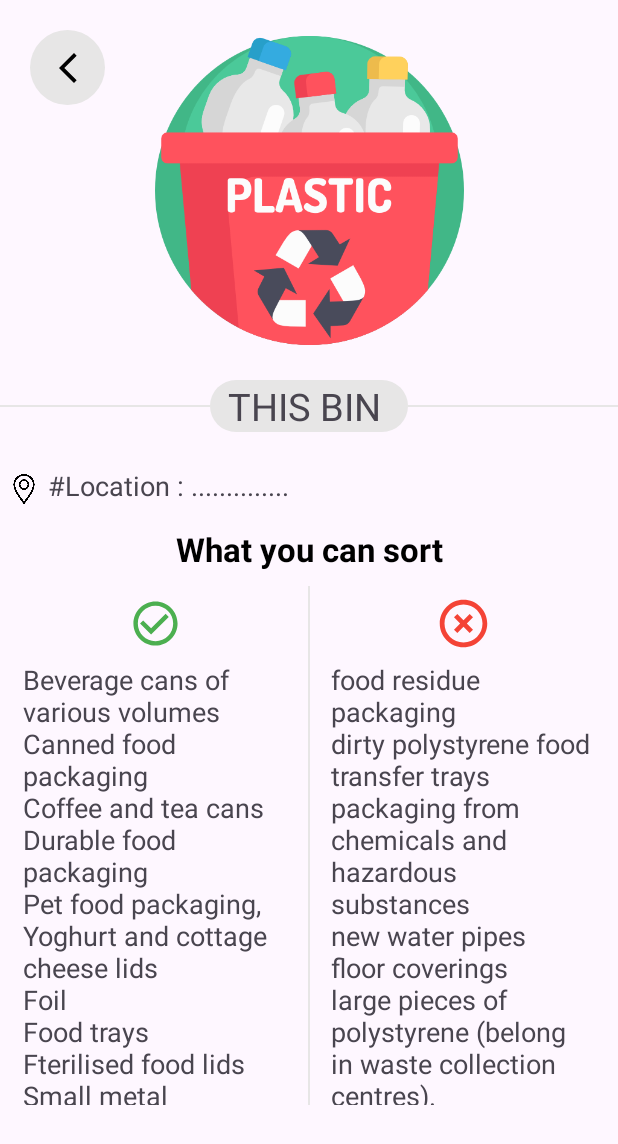
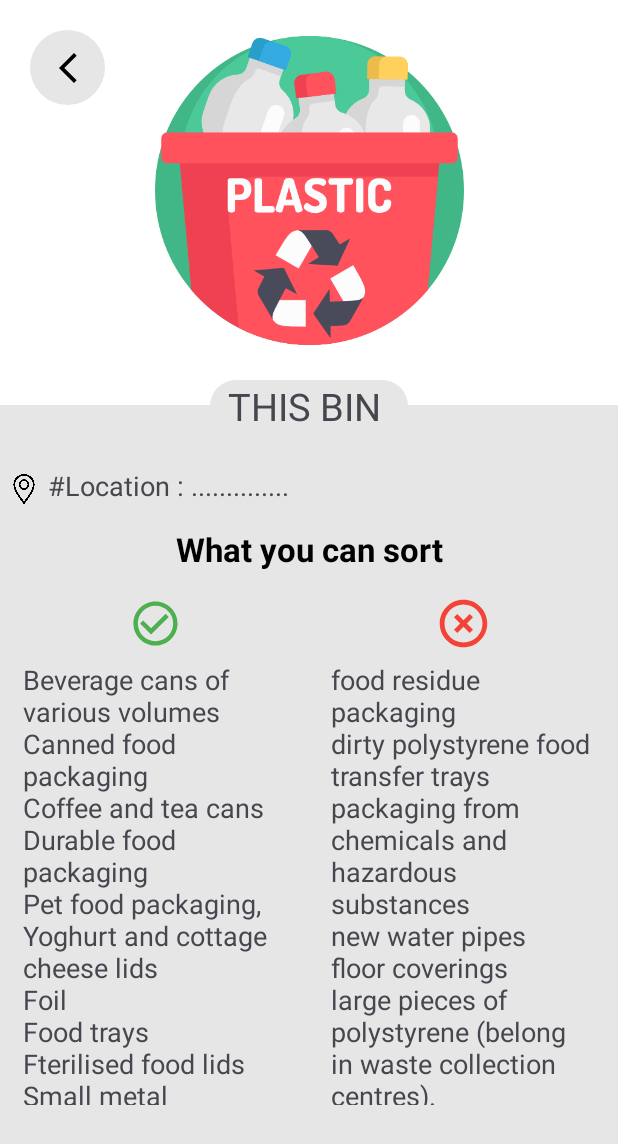
Before and after one commit to hugo-k/MobileApp, an Android app: the Data_display screen opened directly, with no data from a screen before it, on a phone screen of 412 x 824 dp. Shown: the top 1144 px of the screen. Run offline under Robolectric (Android 15) with nearby library versions, the phone set to English and light mode, and no system bars.

Commit message:
Interface display increased

```diff
--- /dev/null
+++ b/app/src/main/res/drawable/rectangle.xml
@@ -0,0 +1,10 @@
+<?xml version="1.0" encoding="UTF-8"?>
+<shape xmlns:android="http://schemas.android.com/apk/res/android" android:id="@+id/listview_background_shape">
+    <stroke android:width="2dp" android:color="#FFFFFF" />
+    <padding android:left="2dp"
+        android:top="2dp"
+        android:right="2dp"
+        android:bottom="2dp" />
+    <corners android:radius="5dp" />
+    <solid android:color="#ffffffff" />
+</shape>
--- a/app/src/main/res/layout/activity_data_display.xml
+++ b/app/src/main/res/layout/activity_data_display.xml
@@ -4,6 +4,7 @@
     xmlns:android="http://schemas.android.com/apk/res/android"
     android:layout_width="match_parent"
     android:layout_height="match_parent"
+    android:background="#E7E6E6"
     tools:context=".Data_display">
 
     <ScrollView
@@ -13,6 +14,15 @@
         <androidx.constraintlayout.widget.ConstraintLayout
             android:layout_width="match_parent"
             android:layout_height="match_parent">
+
+            <ImageView
+                android:layout_width="600dp"
+                android:layout_height="0dp"
+                app:layout_constraintBottom_toTopOf="@+id/lineView02"
+                app:layout_constraintEnd_toEndOf="parent"
+                app:layout_constraintStart_toStartOf="parent"
+                app:layout_constraintTop_toTopOf="parent"
+                app:srcCompat="@drawable/rectangle" />
 
 
             <ImageView
```
